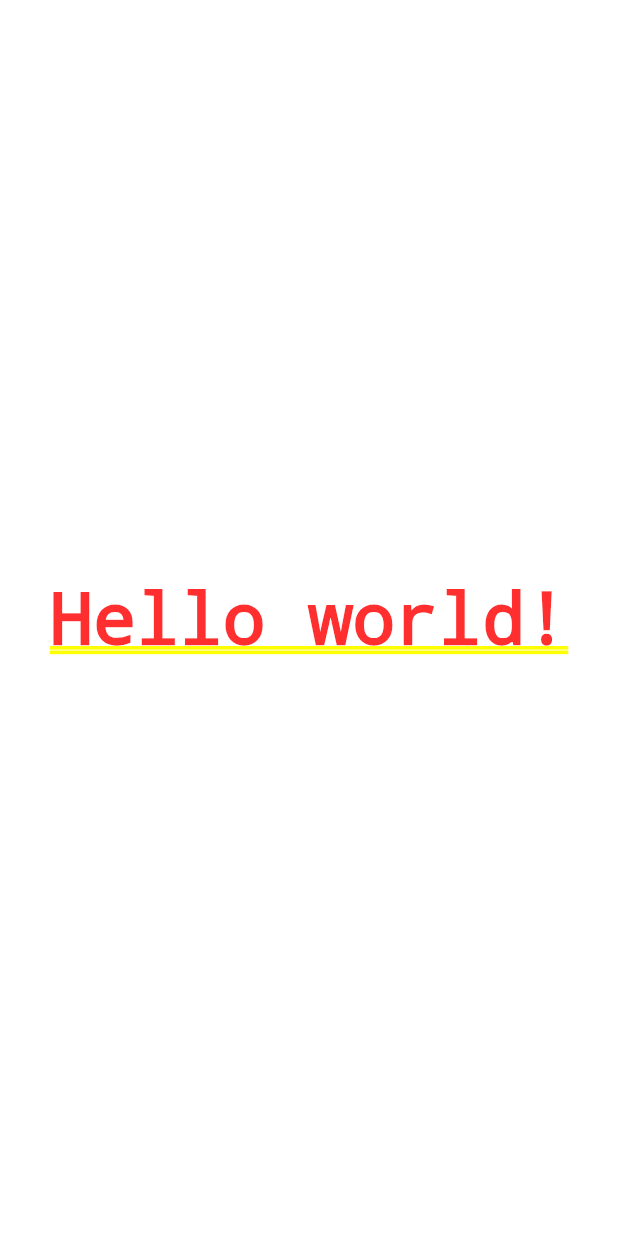
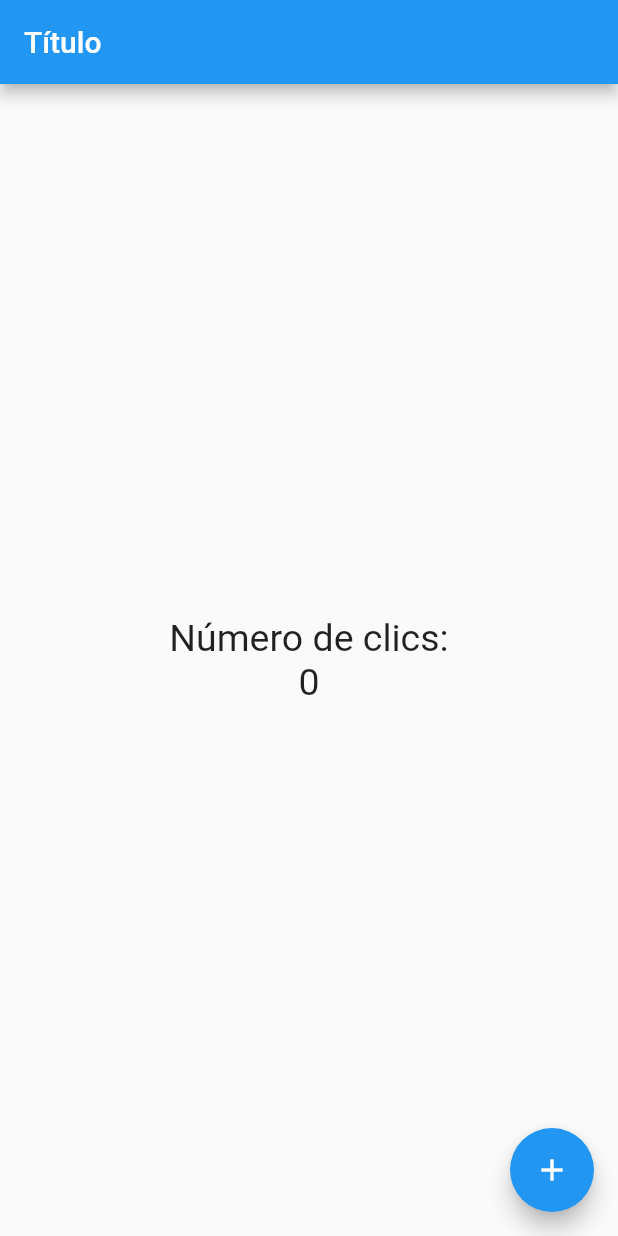
Before and after one commit to kairias97/flutter_counter, a Flutter app: the screen it shows after launch, on a phone screen of 412 x 824 dp. Run offline on Flutter 3.47's test engine with Material 2 defaults, Android fonts, the phone set to English and light mode, and no system bars.

Commit message:
Added new home page widget

```diff
--- a/lib/src/app.dart
+++ b/lib/src/app.dart
@@ -1,4 +1,5 @@
 import 'package:flutter/material.dart';
+import 'package:counter/src/pages/home_page.dart';
 
 class MyApp extends StatelessWidget {
 
@@ -6,7 +7,7 @@ class MyApp extends StatelessWidget {
   Widget build(BuildContext context) {
     return MaterialApp(
       home : Center(
-        child: Text('Hello world!'),
+        child: HomePage(),
       ),
     );
   }
--- /dev/null
+++ b/lib/src/pages/home_page.dart
@@ -0,0 +1,32 @@
+import 'package:flutter/material.dart';
+
+class HomePage extends StatelessWidget{
+  @override
+  Widget build(BuildContext context) {
+
+    final TextStyle textStyle = TextStyle(fontSize: 25);
+
+    return Scaffold(
+      appBar: AppBar(
+        title: Text('Título'),
+      ),
+      body: Center(
+        child: Column(
+          mainAxisAlignment: MainAxisAlignment.center,
+          children: <Widget>[
+            Text('Número de clics:', style: textStyle),
+            Text('0', style: textStyle)
+          ],
+        ),
+      ),
+      floatingActionButton: FloatingActionButton(
+        child: Icon(Icons.add),
+        onPressed: () {
+
+          print('Hola Mundo');
+        },
+      ),
+      );
+  }
+
+}
```
